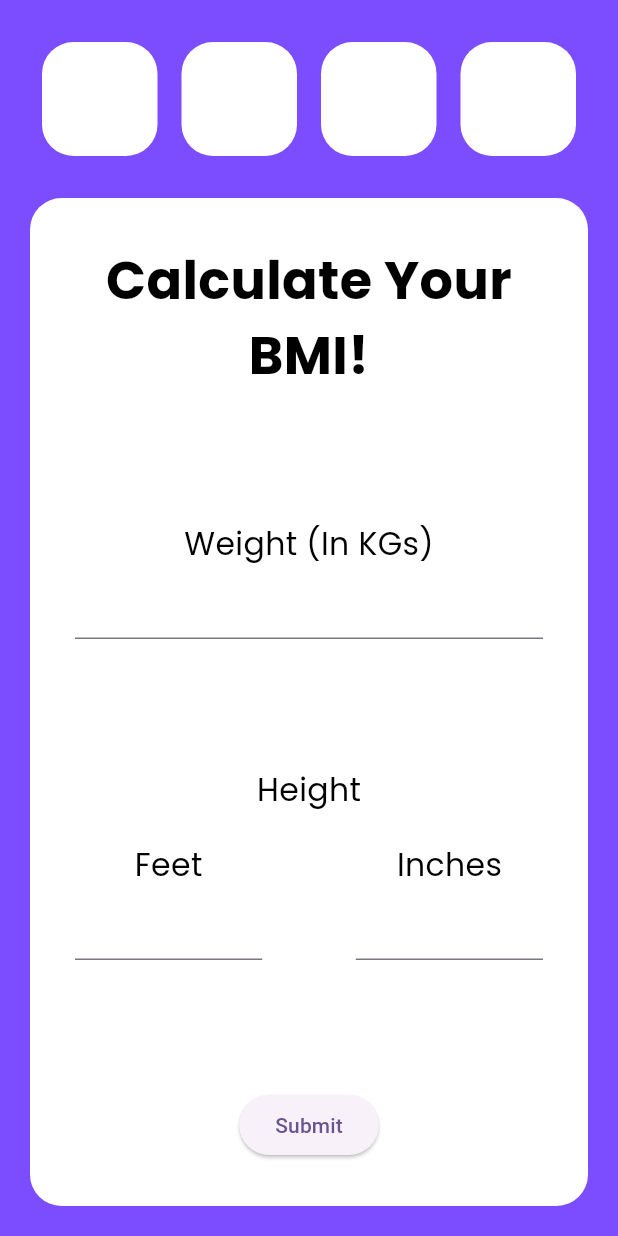
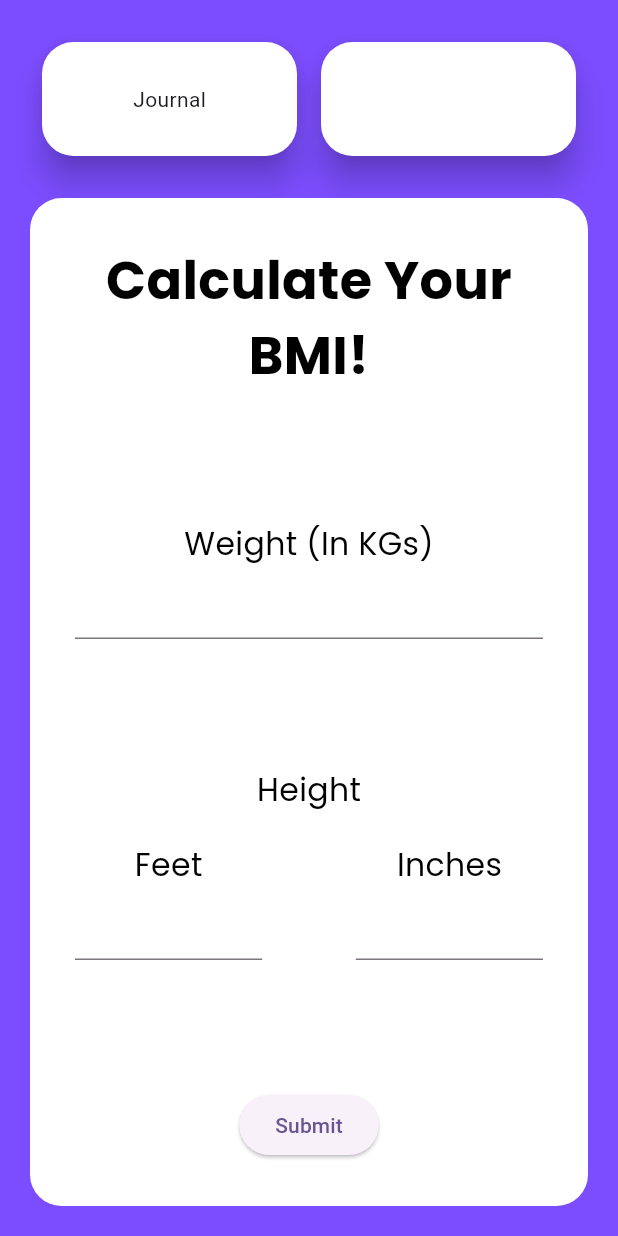
Before and after one commit to varun-wahi/Health.io, a Flutter app: the screen it shows after launch, on a phone screen of 412 x 824 dp. Run offline on Flutter 3.47's test engine with Material 2 defaults, Android fonts, the phone set to English and light mode, and no system bars.

```diff
--- a/lib/main.dart
+++ b/lib/main.dart
@@ -2,6 +2,8 @@ import 'package:bmi_app/BMIScoreScreen.dart';
 import 'package:bmi_app/SplashScreen.dart';
 import 'package:bmi_app/ui_helper/utils.dart';
 import 'package:flutter/material.dart';
+
+import 'JournalScreen.dart';
 
 void main() {
   runApp(const MyApp());
@@ -64,12 +66,7 @@ class _MyHomePageState extends State<MyHomePage> {
                 mainAxisAlignment: MainAxisAlignment.spaceAround,
                 children: [
                   CustomContainer(
-                    iMargin: _margin,
-                  ),
-                  CustomContainer(
-                    iMargin: _margin,
-                  ),
-                  CustomContainer(
+                    iText: "Journal",
                     iMargin: _margin,
                   ),
                   CustomContainer(
@@ -203,12 +200,15 @@ class CustomContainer extends StatelessWidget {
   Color? color;
   double? margin;
   int flex = 1;
+  String text = '';
 
   CustomContainer({
+    String iText = '',
     int iFlex = 1,
     Color iColor = Colors.white,
     required double iMargin,
   }) {
+    this.text = iText;
     this.flex = iFlex;
     this.color = iColor;
     this.margin = iMargin;
@@ -219,10 +219,21 @@ class CustomContainer extends StatelessWidget {
       flex: flex,
       child: Padding(
         padding: const EdgeInsets.all(8.0),
-        child: Container(
-          margin: EdgeInsets.only(bottom: double.parse(margin.toString())),
-          decoration: BoxDecoration(
-              color: this.color, borderRadius: BorderRadius.circular(21)),
+        child: InkWell(
+          onTap: () {
+            Navigator.push(
+              context,
+              MaterialPageRoute(builder: (context) => JournalScreen()),
+            );
+          },
+          child: Card(
+            elevation: 9,
+            shape:
+                RoundedRectangleBorder(borderRadius: BorderRadius.circular(21)),
+            color: this.color,
+            margin: EdgeInsets.only(bottom: double.parse(margin.toString())),
+            child: Center(child: Text(text)),
+          ),
         ),
       ),
     );
```
Also changed, not shown: lib/JournalScreen.dart (added, +42 -0 lines).
